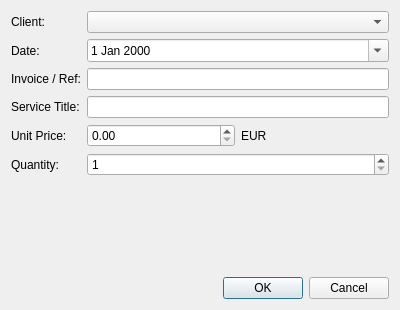
The window that AmzBooks/gui/dialogs/DialogAddSaleService.ui (icingerpower/AmzBooks) describes before a commit, drawn with Qt 5.
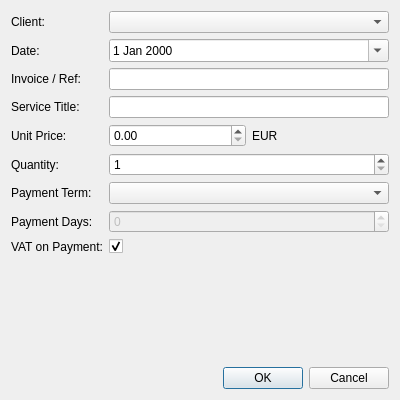
The same window after the commit.

Commit message: Added more options when creating sale service.

What changed in the file:
```diff
--- a/AmzBooks/gui/dialogs/DialogAddSaleService.ui
+++ b/AmzBooks/gui/dialogs/DialogAddSaleService.ui
@@ -7,7 +7,7 @@
     <x>0</x>
     <y>0</y>
     <width>400</width>
-    <height>310</height>
+    <height>400</height>
    </rect>
   </property>
   <property name="windowTitle">
@@ -105,6 +105,48 @@
        </property>
       </widget>
      </item>
+     <item row="6" column="0">
+      <widget class="QLabel" name="labelPaymentTerm">
+       <property name="text">
+        <string>Payment Term:</string>
+       </property>
+      </widget>
+     </item>
+     <item row="6" column="1">
+      <widget class="QComboBox" name="comboBoxPaymentTerm"/>
+
+     </item>
+     <item row="7" column="0">
+      <widget class="QLabel" name="labelPaymentDays">
+       <property name="text">
+        <string>Payment Days:</string>
+       </property>
+      </widget>
+     </item>
+     <item row="7" column="1">
+      <widget class="QSpinBox" name="spinBoxPaymentDays">
+       <property name="enabled">
+        <bool>false</bool>
+       </property>
+       <property name="maximum">
+        <number>365</number>
+       </property>
+      </widget>
+     </item>
+     <item row="8" column="0">
+      <widget class="QLabel" name="labelVatOnPayment">
+       <property name="text">
+        <string>VAT on Payment:</string>
+       </property>
+      </widget>
+     </item>
+     <item row="8" column="1">
+      <widget class="QCheckBox" name="checkBoxVatOnPayment">
+       <property name="checked">
+        <bool>true</bool>
+       </property>
+      </widget>
+     </item>
     </layout>
    </item>
    <item>
```
The commit also changes 12 other files.
